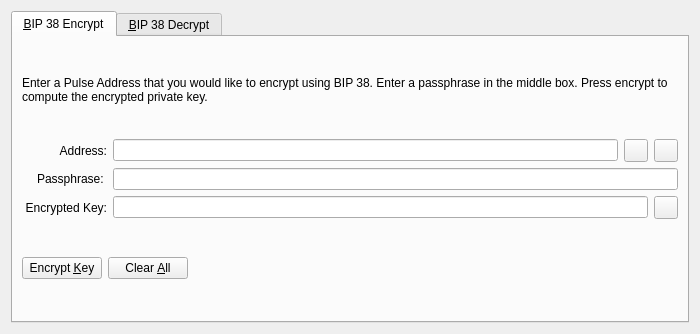
Above: src/qt/forms/bip38tooldialog.ui from PyDev02/altcasino before the change. Below: the same form after it.
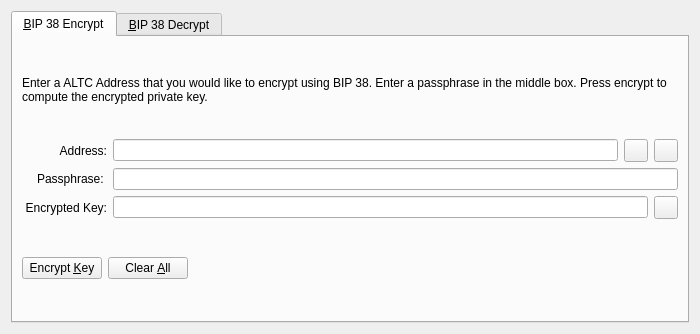
That is the form after the change. The open tabs and pages were chosen to show the change. Icons and pictures are not drawn. Custom widgets are drawn as their Qt base class.

What changed in the file:
```diff
--- a/src/qt/forms/bip38tooldialog.ui
+++ b/src/qt/forms/bip38tooldialog.ui
@@ -30,7 +30,7 @@
        <item>
         <widget class="QLabel" name="infoLabel_ENC">
          <property name="text">
-          <string>Enter a Pulse Address that you would like to encrypt using BIP 38. Enter a passphrase in the middle box. Press encrypt to compute the encrypted private key.</string>
+          <string>Enter a ALTC Address that you would like to encrypt using BIP 38. Enter a passphrase in the middle box. Press encrypt to compute the encrypted private key.</string>
          </property>
          <property name="textFormat">
           <enum>Qt::PlainText</enum>
```
Left out of the diff: 4 changed lines with no effect on the pictures.
